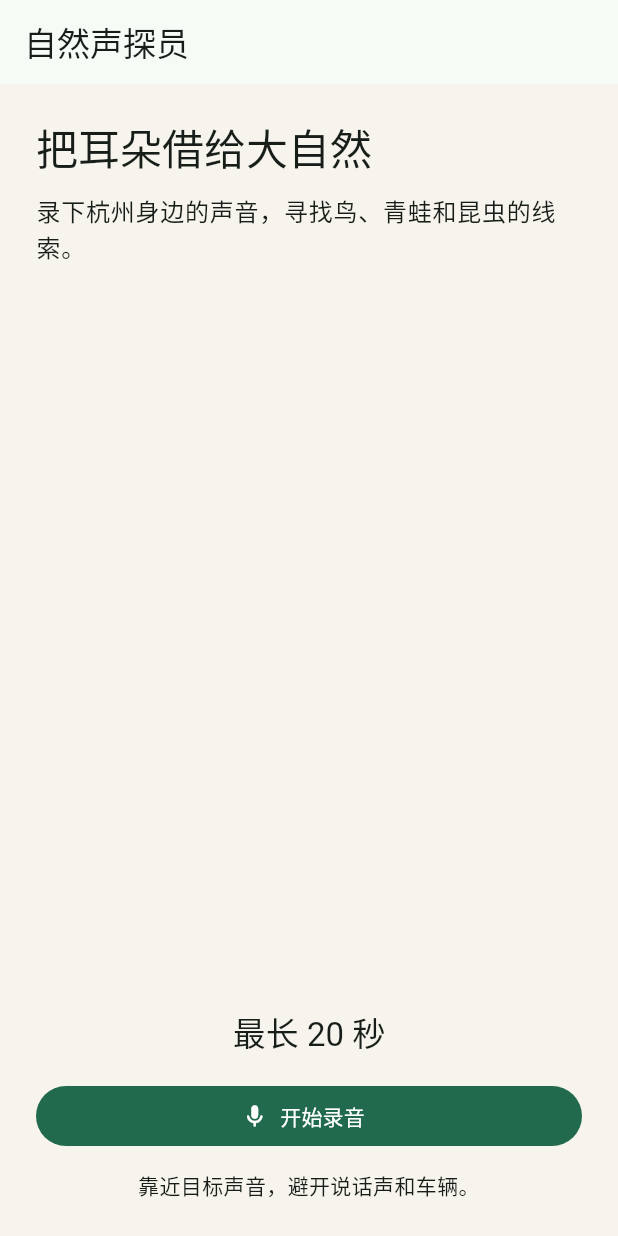
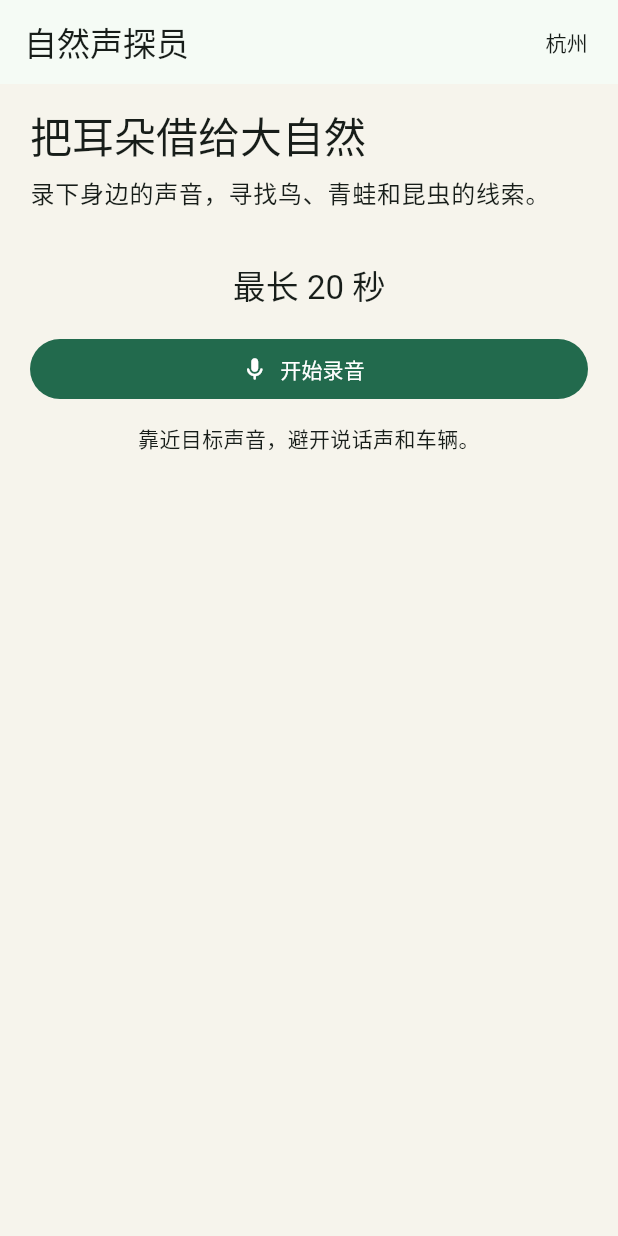
Before and after one commit to gqy20/nature-sound-detective, a Flutter app: the screen it shows after launch, on a phone screen of 412 x 824 dp. Run offline on Flutter 3.47's test engine with Material 3 defaults, Android fonts, the phone set to English and light mode, and no system bars; our stand-ins replace audioplayers; missing offline and left inert: tflite_flutter.

Commit message:
feat: present explainable mobile results

```diff
--- a/mobile/lib/features/capture/capture_page.dart
+++ b/mobile/lib/features/capture/capture_page.dart
@@ -9,6 +9,7 @@ import 'package:nature_sound_detective/core/audio/wav_quality_analyzer.dart';
 import 'package:nature_sound_detective/core/inference/recording_analyzer.dart';
 import 'package:nature_sound_detective/core/models/audio_quality.dart';
 import 'package:nature_sound_detective/core/models/detection.dart';
+import 'package:nature_sound_detective/features/result/detection_results.dart';
 
 class CapturePage extends StatefulWidget {
   const CapturePage({
@@ -191,23 +192,26 @@ class _CapturePageState extends State<CapturePage> {
   Widget build(BuildContext context) {
     final seconds = (_elapsed.inMilliseconds / 1000).toStringAsFixed(1);
     return Scaffold(
-      appBar: AppBar(title: const Text('自然声探员')),
+      appBar: AppBar(
+        title: const Text('自然声探员'),
+        actions: const [
+          Padding(
+            padding: EdgeInsets.only(right: 20),
+            child: Center(child: Text('杭州')),
+          ),
+        ],
+      ),
       body: SafeArea(
-        child: Padding(
-          padding: const EdgeInsets.all(24),
-          child: Column(
-            crossAxisAlignment: CrossAxisAlignment.stretch,
+        child: ListView(
+          padding: const EdgeInsets.fromLTRB(20, 16, 20, 40),
           children: [
+            Text('把耳朵借给大自然', style: Theme.of(context).textTheme.headlineMedium),
+            const SizedBox(height: 8),
             Text(
-                '把耳朵借给大自然',
-                style: Theme.of(context).textTheme.headlineMedium,
-              ),
-              const SizedBox(height: 12),
-              Text(
-                '录下杭州身边的声音，寻找鸟、青蛙和昆虫的线索。',
+              '录下身边的声音，寻找鸟、青蛙和昆虫的线索。',
               style: Theme.of(context).textTheme.bodyLarge,
             ),
-              const Spacer(),
+            const SizedBox(height: 36),
             Text(
               _isRecording ? '$seconds 秒' : '最长 20 秒',
               key: const Key('recording-duration'),
@@ -218,9 +222,7 @@ class _CapturePageState extends State<CapturePage> {
             FilledButton.icon(
               key: const Key('record-button'),
               onPressed: _busy ? null : _toggleRecording,
-                icon: Icon(
-                  _isRecording ? Icons.stop_rounded : Icons.mic_rounded,
-                ),
+              icon: Icon(_isRecording ? Icons.stop_rounded : Icons.mic_rounded),
               label: Text(_isRecording ? '结束录音' : '开始录音'),
             ),
             if (_recording case final recording?) ...[
@@ -271,26 +273,8 @@ class _CapturePageState extends State<CapturePage> {
               ],
             ],
             if (_detections.isNotEmpty) ...[
-                const SizedBox(height: 16),
-                Text(
-                  '听到的声音线索',
-                  textAlign: TextAlign.center,
-                  style: Theme.of(context).textTheme.titleMedium,
-                ),
-                const SizedBox(height: 8),
-                Wrap(
-                  alignment: WrapAlignment.center,
-                  spacing: 8,
-                  runSpacing: 8,
-                  children: [
-                    for (final detection in _detections)
-                      Chip(
-                        label: Text(
-                          '${detection.specificSpecies?.nameZh ?? detection.nameZh} ${(_displayScore(detection.confidence) * 100).round()}%',
-                        ),
-                      ),
-                  ],
-                ),
+              const SizedBox(height: 28),
+              DetectionResults(detections: _detections),
             ] else if (_hasAnalyzed && !_analyzing) ...[
               const SizedBox(height: 16),
               const Text(
@@ -302,7 +286,7 @@ class _CapturePageState extends State<CapturePage> {
                 _quality?.usable == true &&
                 _recording != null) ...[
               const SizedBox(height: 8),
-                const Text('模型会返回声音线索，不把分数当作准确率。', textAlign: TextAlign.center),
+              const Text('识别在手机本地完成，模型分数只表示线索强弱。', textAlign: TextAlign.center),
             ],
             if (_error case final error?) ...[
               const SizedBox(height: 16),
@@ -315,12 +299,10 @@ class _CapturePageState extends State<CapturePage> {
             ],
             const SizedBox(height: 12),
             const Text('靠近目标声音，避开说话声和车辆。', textAlign: TextAlign.center),
+            const SizedBox(height: 28),
           ],
-          ),
         ),
       ),
     );
   }
-
-  double _displayScore(double value) => value.clamp(0, 0.99);
 }
```
Also changed, not shown: mobile/lib/features/result/detection_results.dart (added, +143 -0 lines), 1 other file. Lines whose indentation alone changed are shown as unchanged.
